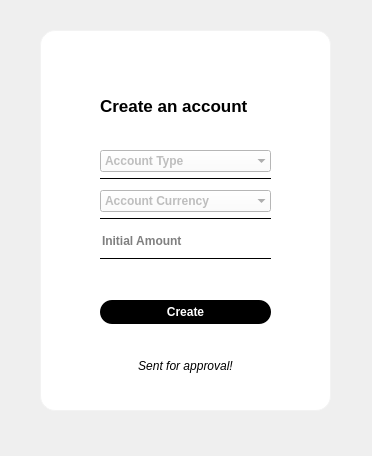
Old version of the form Project/PaymentServiceWithQt/AccountCreatorDialog.ui in the repository andriybobchuk/PaymentService.
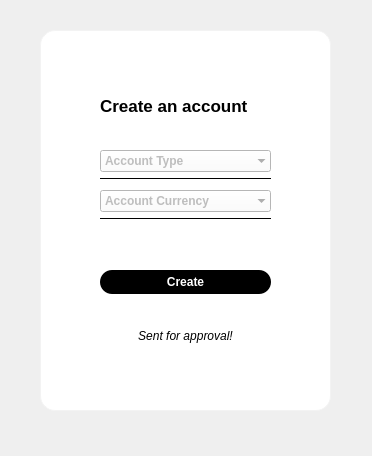
New version of the form. Icons and pictures are not drawn.

```diff
--- a/Project/PaymentServiceWithQt/AccountCreatorDialog.ui
+++ b/Project/PaymentServiceWithQt/AccountCreatorDialog.ui
@@ -71,7 +71,7 @@
     <property name="geometry">
      <rect>
       <x>60</x>
-      <y>270</y>
+      <y>240</y>
       <width>171</width>
       <height>24</height>
      </rect>
@@ -95,53 +95,7 @@
      <bool>false</bool>
     </property>
    </widget>
-   <widget class="QLineEdit" name="le_amount_2">
-    <property name="geometry">
-     <rect>
-      <x>60</x>
-      <y>200</y>
-      <width>171</width>
-      <height>21</height>
-     </rect>
-    </property>
-    <property name="font">
-     <font>
-      <bold>true</bold>
-     </font>
-    </property>
-    <property name="inputMask">
-     <string/>
-    </property>
-    <property name="text">
-     <string/>
-    </property>
-    <property name="frame">
-     <bool>false</bool>
-    </property>
-    <property name="echoMode">
-     <enum>QLineEdit::Normal</enum>
-    </property>
-    <property name="placeholderText">
-     <string>Initial Amount</string>
-    </property>
-   </widget>
-   <widget class="Line" name="line_8">
-    <property name="geometry">
-     <rect>
-      <x>60</x>
-      <y>220</y>
-      <width>171</width>
-      <height>16</height>
-     </rect>
-    </property>
-    <property name="frameShadow">
-     <enum>QFrame::Plain</enum>
-    </property>
-    <property name="orientation">
-     <enum>Qt::Horizontal</enum>
-    </property>
-   </widget>
-   <widget class="QComboBox" name="cb_type_2">
+   <widget class="QComboBox" name="cb_type">
     <property name="geometry">
      <rect>
       <x>60</x>
@@ -211,7 +165,7 @@
     <property name="geometry">
      <rect>
       <x>0</x>
-      <y>320</y>
+      <y>290</y>
       <width>291</width>
       <height>31</height>
      </rect>
```
Left out of the diff: 6 changed lines with no effect on the pictures.
